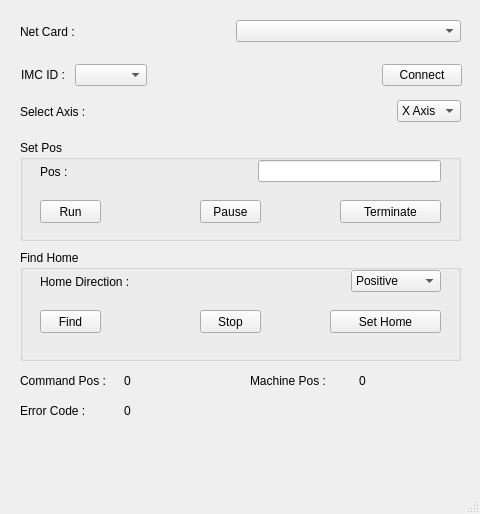
hywing/imc-tool, file main_window.ui: the form before one commit.
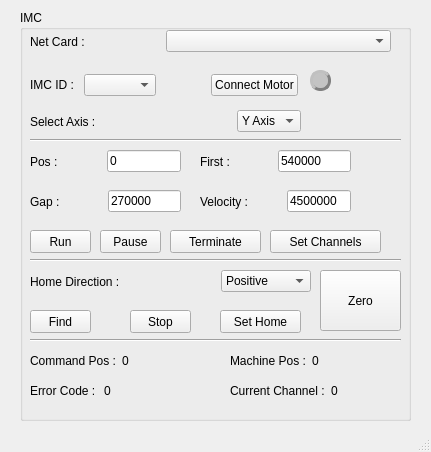
The form after the commit.

Patch:
```diff
--- a/main_window.ui
+++ b/main_window.ui
@@ -6,13 +6,13 @@
    <rect>
     <x>0</x>
     <y>0</y>
-    <width>480</width>
-    <height>514</height>
+    <width>431</width>
+    <height>452</height>
    </rect>
   </property>
   <property name="minimumSize">
    <size>
-    <width>480</width>
+    <width>0</width>
     <height>0</height>
    </size>
   </property>
@@ -26,25 +26,50 @@
    <string>IMC Tool</string>
   </property>
   <widget class="QWidget" name="centralwidget">
-   <widget class="QWidget" name="layoutWidget">
+   <widget class="QGroupBox" name="groupBox_2">
     <property name="geometry">
      <rect>
       <x>20</x>
-      <y>20</y>
-      <width>441</width>
+      <y>10</y>
+      <width>391</width>
+      <height>411</height>
+     </rect>
+    </property>
+    <property name="title">
+     <string>IMC</string>
+    </property>
+    <widget class="Line" name="line">
+     <property name="geometry">
+      <rect>
+       <x>10</x>
+       <y>120</y>
+       <width>371</width>
+       <height>20</height>
+      </rect>
+     </property>
+     <property name="orientation">
+      <enum>Qt::Horizontal</enum>
+     </property>
+    </widget>
+    <widget class="QWidget" name="layoutWidget_5">
+     <property name="geometry">
+      <rect>
+       <x>10</x>
+       <y>100</y>
+       <width>271</width>
       <height>23</height>
      </rect>
     </property>
-    <layout class="QHBoxLayout" name="horizontalLayout">
+     <layout class="QHBoxLayout" name="horizontalLayout_8">
      <item>
-      <widget class="QLabel" name="netCard111">
+       <widget class="QLabel" name="netCard111_2">
        <property name="text">
-        <string>Net Card :</string>
+         <string>Select Axis :</string>
        </property>
       </widget>
      </item>
      <item>
-      <spacer name="horizontalSpacer">
+       <spacer name="horizontalSpacer_8">
        <property name="orientation">
         <enum>Qt::Horizontal</enum>
        </property>
@@ -57,27 +82,40 @@
       </spacer>
      </item>
      <item>
-      <widget class="QComboBox" name="netid">
+       <widget class="QComboBox" name="axis">
        <property name="minimumSize">
         <size>
-         <width>225</width>
+          <width>60</width>
          <height>0</height>
         </size>
        </property>
+        <property name="currentIndex">
+         <number>1</number>
+        </property>
+        <item>
+         <property name="text">
+          <string>X Axis</string>
+         </property>
+        </item>
+        <item>
+         <property name="text">
+          <string>Y Axis</string>
+         </property>
+        </item>
       </widget>
      </item>
     </layout>
    </widget>
-   <widget class="QWidget" name="layoutWidget">
+    <widget class="QWidget" name="layoutWidget_6">
     <property name="geometry">
      <rect>
-      <x>21</x>
+       <x>10</x>
       <y>60</y>
-      <width>441</width>
+       <width>268</width>
       <height>30</height>
      </rect>
     </property>
-    <layout class="QHBoxLayout" name="horizontalLayout_2">
+     <layout class="QHBoxLayout" name="horizontalLayout_9">
      <item>
       <widget class="QLabel" name="netCard111_3">
        <property name="text">
@@ -111,73 +149,51 @@
      <item>
       <widget class="QPushButton" name="connect">
        <property name="text">
-        <string>Connect</string>
+         <string>Connect Motor</string>
        </property>
       </widget>
      </item>
     </layout>
    </widget>
-   <widget class="QGroupBox" name="groupBox">
+    <widget class="QWidget" name="layoutWidget_7">
     <property name="geometry">
      <rect>
-      <x>20</x>
-      <y>140</y>
-      <width>441</width>
-      <height>101</height>
-     </rect>
-    </property>
-    <property name="title">
-     <string>Set Pos</string>
-    </property>
-    <widget class="QPushButton" name="run">
-     <property name="geometry">
-      <rect>
-       <x>20</x>
-       <y>60</y>
-       <width>61</width>
-       <height>23</height>
-      </rect>
-     </property>
-     <property name="text">
-      <string>Run</string>
-     </property>
-    </widget>
-    <widget class="QPushButton" name="pause">
-     <property name="geometry">
-      <rect>
-       <x>180</x>
-       <y>60</y>
-       <width>61</width>
-       <height>23</height>
-      </rect>
-     </property>
-     <property name="text">
-      <string>Pause</string>
-     </property>
-    </widget>
-    <widget class="QPushButton" name="terminate">
-     <property name="geometry">
-      <rect>
-       <x>320</x>
-       <y>60</y>
-       <width>101</width>
-       <height>23</height>
-      </rect>
-     </property>
-     <property name="text">
-      <string>Terminate</string>
-     </property>
-    </widget>
-    <widget class="QWidget" name="layoutWidget">
-     <property name="geometry">
-      <rect>
-       <x>20</x>
+       <x>10</x>
        <y>20</y>
-       <width>401</width>
+       <width>361</width>
        <height>23</height>
       </rect>
      </property>
-     <layout class="QHBoxLayout" name="horizontalLayout_4">
+     <layout class="QHBoxLayout" name="horizontalLayout_10">
+      <item>
+       <widget class="QLabel" name="netCard111">
+        <property name="text">
+         <string>Net Card :</string>
+        </property>
+       </widget>
+      </item>
+      <item>
+       <widget class="QComboBox" name="netid">
+        <property name="minimumSize">
+         <size>
+          <width>225</width>
+          <height>0</height>
+         </size>
+        </property>
+       </widget>
+      </item>
+     </layout>
+    </widget>
+    <widget class="QWidget" name="layoutWidget_8">
+     <property name="geometry">
+      <rect>
+       <x>10</x>
+       <y>140</y>
+       <width>151</width>
+       <height>23</height>
+      </rect>
+     </property>
+     <layout class="QHBoxLayout" name="horizontalLayout_11">
       <item>
        <widget class="QLabel" name="netCard111_4">
         <property name="text">
@@ -186,7 +202,7 @@
        </widget>
       </item>
       <item>
-       <spacer name="horizontalSpacer_4">
+       <spacer name="horizontalSpacer_11">
         <property name="orientation">
          <enum>Qt::Horizontal</enum>
         </property>
@@ -199,33 +215,102 @@
        </spacer>
       </item>
       <item>
-       <widget class="QLineEdit" name="pos"/>
+       <widget class="QLineEdit" name="pos">
+        <property name="text">
+         <string>0</string>
+        </property>
+       </widget>
       </item>
      </layout>
     </widget>
-   </widget>
-   <widget class="QGroupBox" name="groupBox_2">
+    <widget class="QPushButton" name="terminate">
+     <property name="geometry">
+      <rect>
+       <x>150</x>
+       <y>220</y>
+       <width>91</width>
+       <height>23</height>
+      </rect>
+     </property>
+     <property name="text">
+      <string>Terminate</string>
+     </property>
+    </widget>
+    <widget class="QPushButton" name="pause">
     <property name="geometry">
      <rect>
-      <x>20</x>
-      <y>250</y>
-      <width>441</width>
-      <height>111</height>
-     </rect>
-    </property>
-    <property name="title">
-     <string>Find Home</string>
-    </property>
-    <widget class="QWidget" name="layoutWidget_4">
+       <x>80</x>
+       <y>220</y>
+       <width>61</width>
+       <height>23</height>
+      </rect>
+     </property>
+     <property name="text">
+      <string>Pause</string>
+     </property>
+    </widget>
+    <widget class="QPushButton" name="run">
      <property name="geometry">
       <rect>
-       <x>20</x>
-       <y>20</y>
-       <width>401</width>
+       <x>10</x>
+       <y>220</y>
+       <width>61</width>
        <height>23</height>
       </rect>
      </property>
-     <layout class="QHBoxLayout" name="horizontalLayout_7">
+     <property name="text">
+      <string>Run</string>
+     </property>
+    </widget>
+    <widget class="Line" name="line_2">
+     <property name="geometry">
+      <rect>
+       <x>10</x>
+       <y>240</y>
+       <width>371</width>
+       <height>20</height>
+      </rect>
+     </property>
+     <property name="orientation">
+      <enum>Qt::Horizontal</enum>
+     </property>
+    </widget>
+    <widget class="QPushButton" name="set">
+     <property name="geometry">
+      <rect>
+       <x>200</x>
+       <y>300</y>
+       <width>81</width>
+       <height>23</height>
+      </rect>
+     </property>
+     <property name="text">
+      <string>Set Home</string>
+     </property>
+    </widget>
+    <widget class="QPushButton" name="find">
+     <property name="geometry">
+      <rect>
+       <x>10</x>
+       <y>300</y>
+       <width>61</width>
+       <height>23</height>
+      </rect>
+     </property>
+     <property name="text">
+      <string>Find</string>
+     </property>
+    </widget>
+    <widget class="QWidget" name="layoutWidget_9">
+     <property name="geometry">
+      <rect>
+       <x>10</x>
+       <y>260</y>
+       <width>281</width>
+       <height>23</height>
+      </rect>
+     </property>
+     <layout class="QHBoxLayout" name="horizontalLayout_12">
       <item>
        <widget class="QLabel" name="netCard111_7">
         <property name="text">
@@ -234,7 +319,7 @@
        </widget>
       </item>
       <item>
-       <spacer name="horizontalSpacer_7">
+       <spacer name="horizontalSpacer_12">
         <property name="orientation">
          <enum>Qt::Horizontal</enum>
         </property>
@@ -268,24 +353,11 @@
       </item>
      </layout>
     </widget>
-    <widget class="QPushButton" name="find">
-     <property name="geometry">
-      <rect>
-       <x>20</x>
-       <y>60</y>
-       <width>61</width>
-       <height>23</height>
-      </rect>
-     </property>
-     <property name="text">
-      <string>Find</string>
-     </property>
-    </widget>
     <widget class="QPushButton" name="stop">
      <property name="geometry">
       <rect>
-       <x>180</x>
-       <y>60</y>
+       <x>110</x>
+       <y>300</y>
        <width>61</width>
        <height>23</height>
       </rect>
@@ -294,108 +366,29 @@
       <string>Stop</string>
      </property>
     </widget>
-    <widget class="QPushButton" name="set">
+    <widget class="Line" name="line_3">
      <property name="geometry">
       <rect>
-       <x>310</x>
-       <y>60</y>
-       <width>111</width>
-       <height>23</height>
+       <x>10</x>
+       <y>320</y>
+       <width>371</width>
+       <height>20</height>
       </rect>
      </property>
-     <property name="text">
-      <string>Set Home</string>
-     </property>
-    </widget>
-   </widget>
-   <widget class="QWidget" name="layoutWidget">
-    <property name="geometry">
-     <rect>
-      <x>20</x>
-      <y>100</y>
-      <width>441</width>
-      <height>23</height>
-     </rect>
-    </property>
-    <layout class="QHBoxLayout" name="horizontalLayout_3">
-     <item>
-      <widget class="QLabel" name="netCard111_2">
-       <property name="text">
-        <string>Select Axis :</string>
-       </property>
-      </widget>
-     </item>
-     <item>
-      <spacer name="horizontalSpacer_3">
        <property name="orientation">
         <enum>Qt::Horizontal</enum>
        </property>
-       <property name="sizeHint" stdset="0">
-        <size>
-         <width>40</width>
-         <height>20</height>
-        </size>
-       </property>
-      </spacer>
-     </item>
-     <item>
-      <widget class="QComboBox" name="axis">
-       <property name="minimumSize">
-        <size>
-         <width>60</width>
-         <height>0</height>
-        </size>
-       </property>
-       <item>
-        <property name="text">
-         <string>X Axis</string>
-        </property>
-       </item>
-       <item>
-        <property name="text">
-         <string>Y Axis</string>
-        </property>
-       </item>
-      </widget>
-     </item>
-    </layout>
-   </widget>
-   <widget class="QWidget" name="layoutWidget_2">
+    </widget>
+    <widget class="QWidget" name="layoutWidget_12">
     <property name="geometry">
      <rect>
-      <x>250</x>
+       <x>10</x>
       <y>370</y>
-      <width>211</width>
+       <width>141</width>
       <height>21</height>
      </rect>
     </property>
-    <layout class="QHBoxLayout" name="horizontalLayout_6">
-     <item>
-      <widget class="QLabel" name="netCard111_8">
-       <property name="text">
-        <string>Machine Pos :</string>
-       </property>
-      </widget>
-     </item>
-     <item>
-      <widget class="QLabel" name="machinePos">
-       <property name="text">
-        <string>0</string>
-       </property>
-      </widget>
-     </item>
-    </layout>
-   </widget>
-   <widget class="QWidget" name="layoutWidget_3">
-    <property name="geometry">
-     <rect>
-      <x>20</x>
-      <y>400</y>
-      <width>201</width>
-      <height>21</height>
-     </rect>
-    </property>
-    <layout class="QHBoxLayout" name="horizontalLayout_8">
+     <layout class="QHBoxLayout" name="horizontalLayout_15">
      <item>
       <widget class="QLabel" name="netCard111_6">
        <property name="text">
@@ -412,16 +405,42 @@
      </item>
     </layout>
    </widget>
-   <widget class="QWidget" name="layoutWidget">
+    <widget class="QWidget" name="layoutWidget_11">
     <property name="geometry">
      <rect>
-      <x>20</x>
-      <y>370</y>
-      <width>201</width>
+       <x>210</x>
+       <y>340</y>
+       <width>151</width>
       <height>21</height>
      </rect>
     </property>
-    <layout class="QHBoxLayout" name="horizontalLayout_5">
+     <layout class="QHBoxLayout" name="horizontalLayout_14">
+      <item>
+       <widget class="QLabel" name="netCard111_8">
+        <property name="text">
+         <string>Machine Pos :</string>
+        </property>
+       </widget>
+      </item>
+      <item>
+       <widget class="QLabel" name="machinePos">
+        <property name="text">
+         <string>0</string>
+        </property>
+       </widget>
+      </item>
+     </layout>
+    </widget>
+    <widget class="QWidget" name="layoutWidget_10">
+     <property name="geometry">
+      <rect>
+       <x>10</x>
+       <y>340</y>
+       <width>141</width>
+       <height>21</height>
+      </rect>
+     </property>
+     <layout class="QHBoxLayout" name="horizontalLayout_13">
      <item>
       <widget class="QLabel" name="netCard111_5">
        <property name="text">
@@ -438,6 +457,192 @@
      </item>
     </layout>
    </widget>
+    <widget class="QWidget" name="layoutWidget_13">
+     <property name="geometry">
+      <rect>
+       <x>10</x>
+       <y>180</y>
+       <width>151</width>
+       <height>23</height>
+      </rect>
+     </property>
+     <layout class="QHBoxLayout" name="horizontalLayout_16">
+      <item>
+       <widget class="QLabel" name="netCard111_9">
+        <property name="text">
+         <string>Gap :</string>
+        </property>
+       </widget>
+      </item>
+      <item>
+       <spacer name="horizontalSpacer_13">
+        <property name="orientation">
+         <enum>Qt::Horizontal</enum>
+        </property>
+        <property name="sizeHint" stdset="0">
+         <size>
+          <width>78</width>
+          <height>20</height>
+         </size>
+        </property>
+       </spacer>
+      </item>
+      <item>
+       <widget class="QLineEdit" name="gap">
+        <property name="text">
+         <string>270000</string>
+        </property>
+       </widget>
+      </item>
+     </layout>
+    </widget>
+    <widget class="QWidget" name="layoutWidget_14">
+     <property name="geometry">
+      <rect>
+       <x>180</x>
+       <y>140</y>
+       <width>151</width>
+       <height>23</height>
+      </rect>
+     </property>
+     <layout class="QHBoxLayout" name="horizontalLayout_17">
+      <item>
+       <widget class="QLabel" name="netCard111_10">
+        <property name="text">
+         <string>First :</string>
+        </property>
+       </widget>
+      </item>
+      <item>
+       <spacer name="horizontalSpacer_14">
+        <property name="orientation">
+         <enum>Qt::Horizontal</enum>
+        </property>
+        <property name="sizeHint" stdset="0">
+         <size>
+          <width>78</width>
+          <height>20</height>
+         </size>
+        </property>
+       </spacer>
+      </item>
+      <item>
+       <widget class="QLineEdit" name="first">
+        <property name="text">
+         <string>540000</string>
+        </property>
+       </widget>
+      </item>
+     </layout>
+    </widget>
+    <widget class="QPushButton" name="setChannels">
+     <property name="geometry">
+      <rect>
+       <x>250</x>
+       <y>220</y>
+       <width>111</width>
+       <height>23</height>
+      </rect>
+     </property>
+     <property name="text">
+      <string>Set Channels</string>
+     </property>
+    </widget>
+    <widget class="QLabel" name="connectMotorLabel">
+     <property name="geometry">
+      <rect>
+       <x>290</x>
+       <y>60</y>
+       <width>21</width>
+       <height>21</height>
+      </rect>
+     </property>
+     <property name="styleSheet">
+      <string notr="true">QLabel#connectMotorLabel{background-color:rgb(195,195,195);border-radius:10px;border:3px groove gray;border-style:outset;}</string>
+     </property>
+     <property name="text">
+      <string/>
+     </property>
+    </widget>
+    <widget class="QWidget" name="layoutWidget_15">
+     <property name="geometry">
+      <rect>
+       <x>180</x>
+       <y>180</y>
+       <width>151</width>
+       <height>23</height>
+      </rect>
+     </property>
+     <layout class="QHBoxLayout" name="horizontalLayout_18">
+      <item>
+       <widget class="QLabel" name="netCard111_11">
+        <property name="text">
+         <string>Velocity :</string>
+        </property>
+       </widget>
+      </item>
+      <item>
+       <spacer name="horizontalSpacer_15">
+        <property name="orientation">
+         <enum>Qt::Horizontal</enum>
+        </property>
+        <property name="sizeHint" stdset="0">
+         <size>
+          <width>78</width>
+          <height>20</height>
+         </size>
+        </property>
+       </spacer>
+      </item>
+      <item>
+       <widget class="QLineEdit" name="velocity">
+        <property name="text">
+         <string>4500000</string>
+        </property>
+       </widget>
+      </item>
+     </layout>
+    </widget>
+    <widget class="QPushButton" name="zero">
+     <property name="geometry">
+      <rect>
+       <x>300</x>
+       <y>260</y>
+       <width>81</width>
+       <height>61</height>
+      </rect>
+     </property>
+     <property name="text">
+      <string>Zero</string>
+     </property>
+    </widget>
+    <widget class="QWidget" name="layoutWidget_16">
+     <property name="geometry">
+      <rect>
+       <x>210</x>
+       <y>370</y>
+       <width>153</width>
+       <height>21</height>
+      </rect>
+     </property>
+     <layout class="QHBoxLayout" name="horizontalLayout_19">
+      <item>
+       <widget class="QLabel" name="netCard111_12">
+        <property name="text">
+         <string>Current Channel :</string>
+        </property>
+       </widget>
+      </item>
+      <item>
+       <widget class="QLabel" name="channel">
+        <property name="text">
+         <string>0</string>
+        </property>
+       </widget>
+      </item>
+     </layout>
+    </widget>
+   </widget>
   </widget>
   <widget class="QMenuBar" name="menubar">
    <property name="geometry">
```
Left out of the diff: 6 changed lines with no effect on the pictures. Lines whose indentation alone changed are shown as unchanged.
